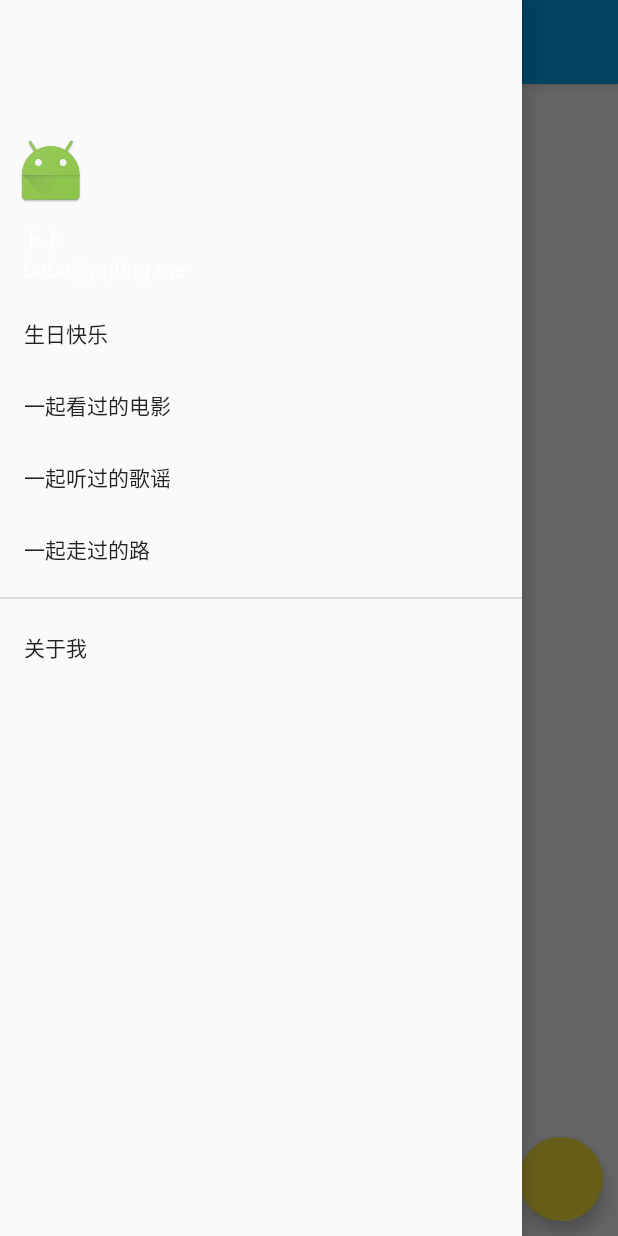
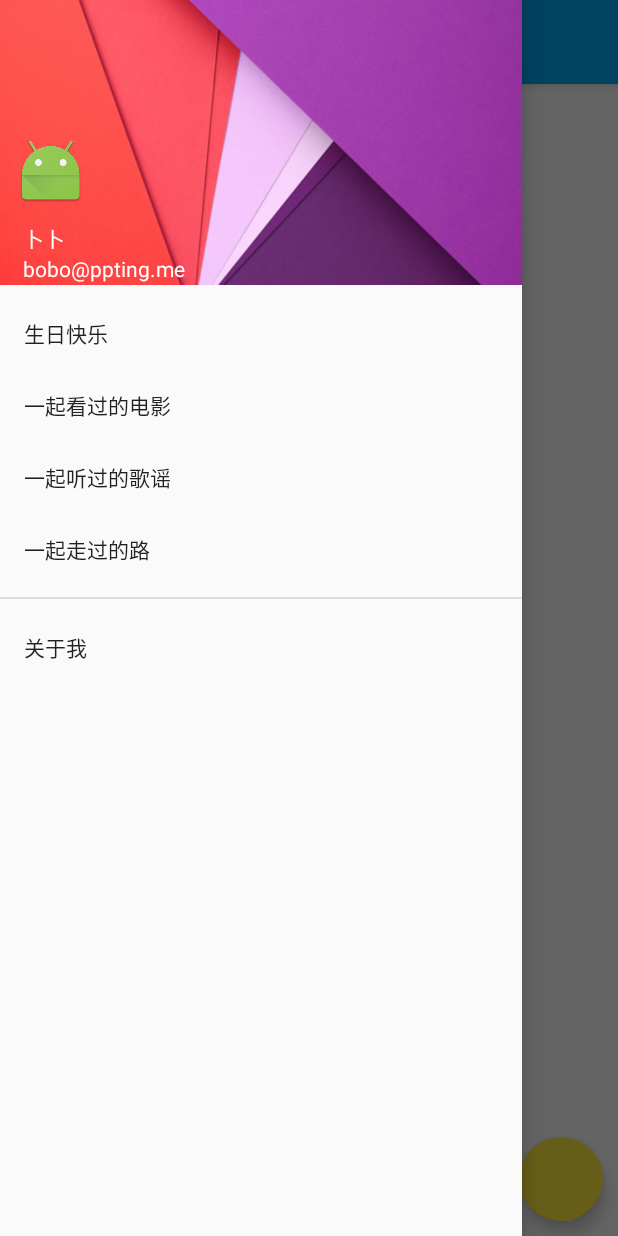
Before and after one commit to PPTing/ZhihuDaily, an Android app: the screen it shows after launch (MainActivity), with the side drawer open, on a phone screen of 412 x 824 dp. Run offline under Robolectric (Android 15) with nearby library versions, the phone set to English and light mode, and no system bars; our stand-ins replace ButterKnife.

Commit message:
完成主界面布局

```diff
--- a/app/src/main/AndroidManifest.xml
+++ b/app/src/main/AndroidManifest.xml
@@ -8,7 +8,8 @@
         android:label="@string/app_name"
         android:supportsRtl="true"
         android:theme="@style/AppTheme" >
-        <activity android:name=".MainActivity" >
+        <activity android:name=".MainActivity"
+            android:theme="@style/DrawerLayoutTheme">
             <intent-filter>
                 <action android:name="android.intent.action.MAIN" />
 
--- a/app/src/main/res/layout/activity_main.xml
+++ b/app/src/main/res/layout/activity_main.xml
@@ -1,9 +1,12 @@
 <?xml version="1.0" encoding="utf-8"?>
-<android.support.v4.widget.DrawerLayout xmlns:android="http://schemas.android.com/apk/res/android"
+<android.support.v4.widget.DrawerLayout
+    xmlns:android="http://schemas.android.com/apk/res/android"
     xmlns:app="http://schemas.android.com/apk/res-auto"
     android:id="@+id/drawerlayout"
     android:layout_width="match_parent"
-    android:layout_height="match_parent">
+    android:layout_height="match_parent"
+    android:fitsSystemWindows="true">
+
     <android.support.design.widget.CoordinatorLayout
         android:id="@+id/coordinatorLayout"
         android:layout_height="match_parent"
@@ -17,10 +20,6 @@
 
             <include layout="@layout/toolbar"/>
         </android.support.design.widget.AppBarLayout>
-
-        <ImageView
-            android:layout_width="match_parent"
-            android:layout_height="match_parent" />
 
         <include android:id="@+id/fab"
             layout="@layout/floating_action_button"/>
--- a/app/src/main/res/layout/drawerheader.xml
+++ b/app/src/main/res/layout/drawerheader.xml
@@ -2,14 +2,15 @@
 <LinearLayout xmlns:android="http://schemas.android.com/apk/res/android"
     android:orientation="vertical"
     android:layout_width="match_parent"
-    android:layout_height="190dp">
+    android:layout_height="190dp"
+    android:background="@drawable/drawer_header" >
     <ImageView
         android:layout_width="wrap_content"
         android:layout_height="wrap_content"
         android:src="@mipmap/ic_launcher"
         android:layout_marginTop="90dp"
         android:layout_marginStart="10dp"
-        android:layout_marginBottom="10dp"/>
+        android:layout_marginBottom="10dp" />
     <TextView
         android:layout_width="wrap_content"
         android:layout_height="wrap_content"
@@ -22,5 +23,4 @@
         android:layout_marginStart="15dp"
         android:text="bobo@ppting.me"
         android:textColor="@color/colorText"/>
-
 </LinearLayout>
--- /dev/null
+++ b/app/src/main/res/values-v21/styles.xml
@@ -0,0 +1,12 @@
+<resources>
+    <!-- Base application theme. -->
+    <style name="AppTheme" parent="Theme.AppCompat.Light.NoActionBar">
+        <!-- Customize your theme here. -->
+        <item name="colorPrimary">@color/colorPrimary</item>
+        <item name="colorPrimaryDark">@color/colorPrimaryDark</item>
+        <item name="colorAccent">@color/colorAccent</item>
+    </style>
+    <style name="DrawerLayoutTheme" parent="AppTheme">
+        <item name="android:statusBarColor">@android:color/transparent</item>
+    </style>
+</resources>
```
Also changed, not shown: app/src/main/res/drawable/drawer_header.jpg (added).
